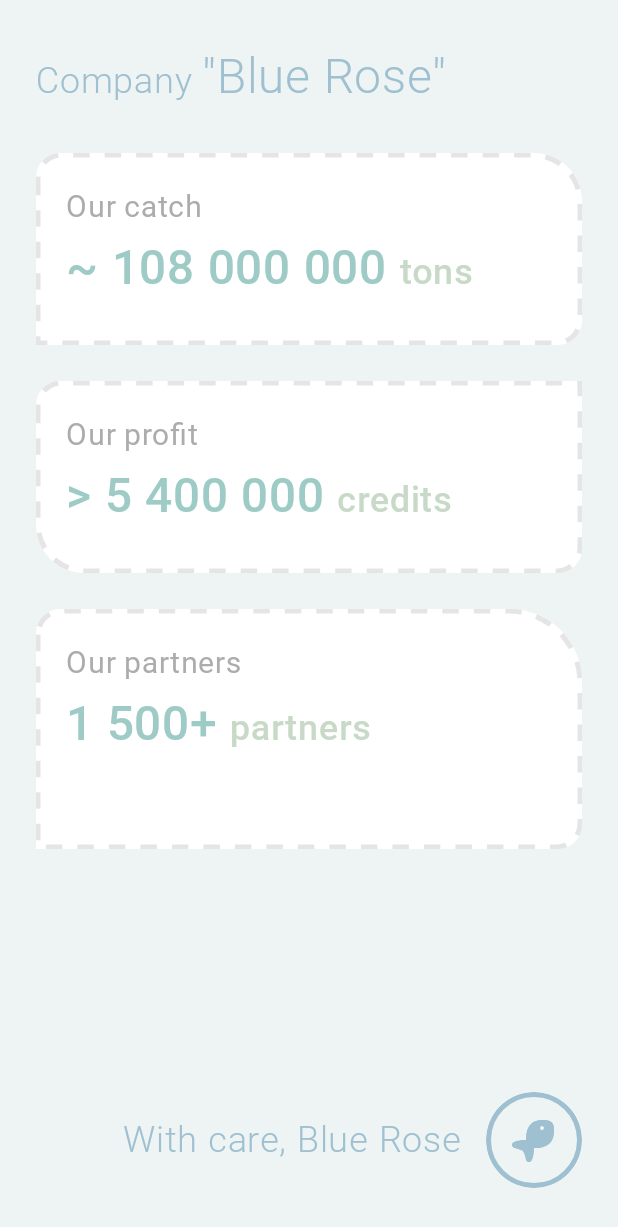
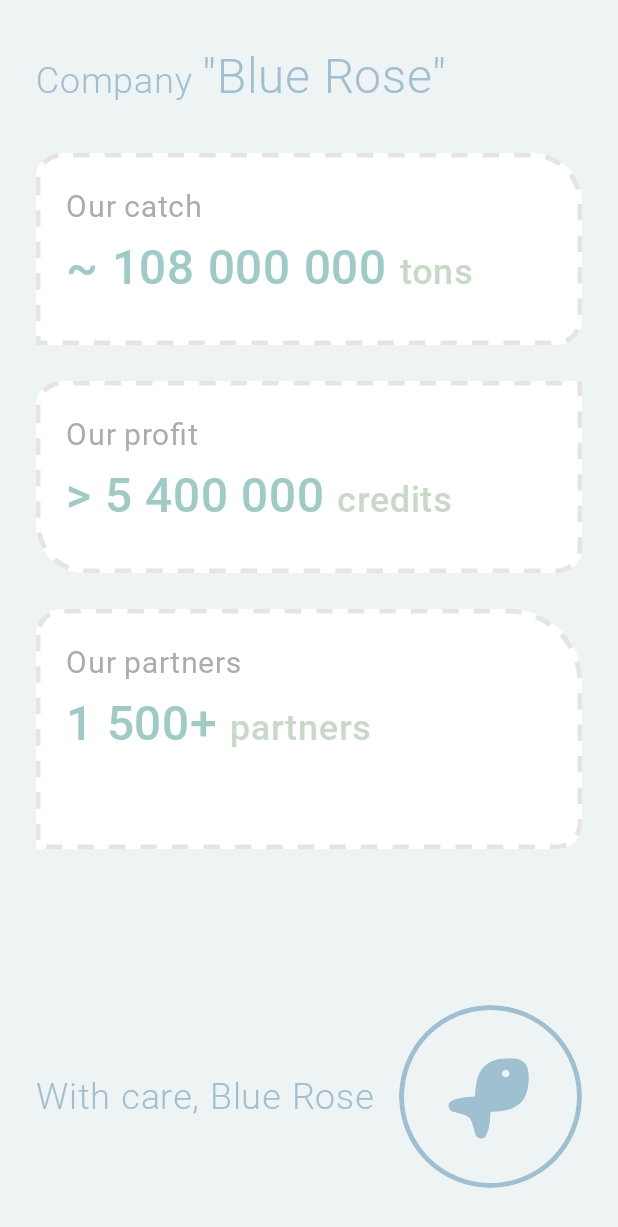
Before and after one commit to Shevikina/FishGallery, an Android app built with Jetpack Compose: the @Preview function StatisticsViewDisplayPreview, on a phone screen of 412 x 824 dp. Shown: the top 1227 px of the screen. Run offline under Robolectric (Android 15) with nearby library versions, the phone set to English and light mode, and no system bars.

Commit message:
Update JetRoundIcon

```diff
--- a/app/src/main/java/bluerose/fishgallery/ui/theme/components/JetRoundIcon.kt
+++ b/app/src/main/java/bluerose/fishgallery/ui/theme/components/JetRoundIcon.kt
@@ -1,13 +1,11 @@
 package bluerose.fishgallery.ui.theme.components
 
-import androidx.compose.foundation.background
 import androidx.compose.foundation.border
 import androidx.compose.foundation.layout.Box
 import androidx.compose.foundation.layout.size
 import androidx.compose.foundation.shape.CircleShape
 import androidx.compose.material3.Icon
 import androidx.compose.material3.MaterialTheme
-import bluerose.fishgallery.R
 import androidx.compose.runtime.Composable
 import androidx.compose.ui.Alignment
 import androidx.compose.ui.Modifier
@@ -17,11 +15,17 @@ import androidx.compose.ui.graphics.vector.ImageVector
 import androidx.compose.ui.res.vectorResource
 import androidx.compose.ui.tooling.preview.Preview
 import androidx.compose.ui.unit.dp
+import bluerose.fishgallery.R
 import bluerose.fishgallery.ui.theme.FishGalleryTheme
 
 @Composable
-fun JetRoundIcon(vectorDrawableId: Int, color: Color, modifier: Modifier = Modifier) {
+fun JetRoundIcon(
+    vectorDrawableId: Int,
+    color: Color,
+    modifier: Modifier = Modifier
+) {
     Box(
+        contentAlignment = Alignment.Center,
         modifier = modifier
             .clip(shape = CircleShape)
             .border(
@@ -29,13 +33,11 @@ fun JetRoundIcon(vectorDrawableId: Int, color: Color, modifier: Modifier = Modif
                 color = color,
                 shape = CircleShape
             )
-            .size(64.dp),
-        contentAlignment = Alignment.Center
     ) {
         Icon(
             imageVector = ImageVector.vectorResource(id = vectorDrawableId),
-            contentDescription = "fish icon",
-            tint = color
+            tint = color,
+            contentDescription = null
         )
     }
 }
@@ -47,7 +49,7 @@ fun JetRoundIconPreview() {
         JetRoundIcon(
             vectorDrawableId = R.drawable.ic_icon,
             color = MaterialTheme.colorScheme.onPrimary,
-            modifier = Modifier
+            modifier = Modifier.size(64.dp)
         )
     }
 }
```
